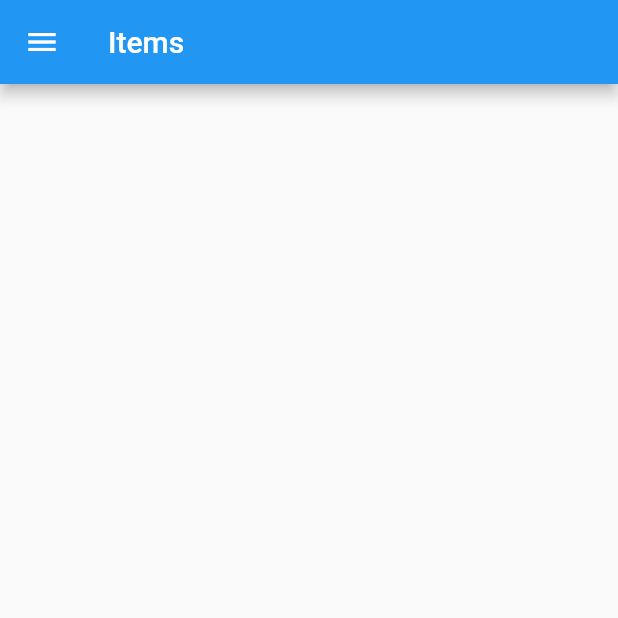
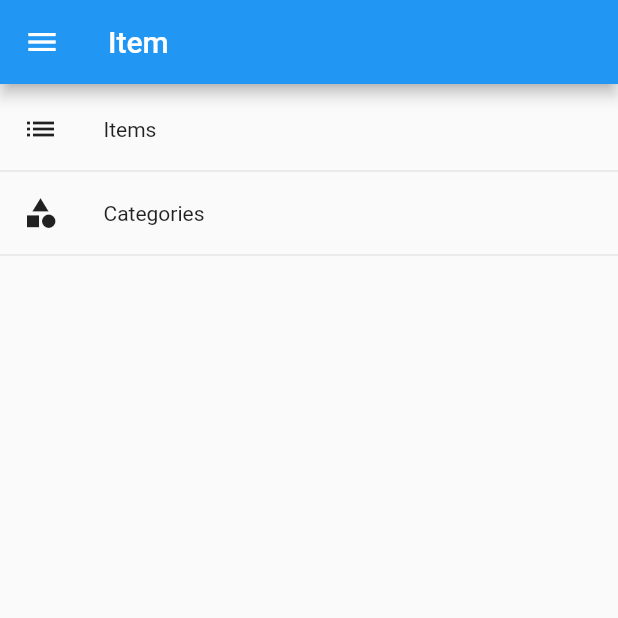
Before and after one commit to DevNweYi/pos_app, a Flutter app: the ItemPage screen opened by its route, on a phone screen of 412 x 824 dp, the top half of it. Run offline on Flutter 3.47's test engine with Material 2 defaults, Android fonts, the phone set to English and light mode, and no system bars; our stand-ins replace get; network calls fail.

Commit message:
designed for item list page

```diff
--- a/lib/item_page.dart
+++ b/lib/item_page.dart
@@ -1,6 +1,9 @@
 import 'package:flutter/material.dart';
+import 'package:get/get.dart';
+import 'package:pos_app/item_list_page.dart';
 import 'package:pos_app/nav_drawer.dart';
 import 'package:pos_app/value/app_string.dart';
+import 'package:pos_app/widget/menu_widget.dart';
 
 class ItemPage extends StatefulWidget {
   const ItemPage({super.key});
@@ -13,9 +16,26 @@ class _ItemPageState extends State<ItemPage> {
   @override
   Widget build(BuildContext context) {
     return Scaffold(
-      drawer: NavDrawer(),
-      appBar: AppBar(title: Text(AppString.item)),
-
-    );
+        drawer: const NavDrawer(),
+        appBar: AppBar(title: const Text(AppString.item)),
+        body: Column(
+          children: [
+            const SizedBox(height: 10,),
+            InkWell(
+                onTap: () {
+                  Get.to(const ItemListPage());
+                },
+                child:
+                    const MenuWidget(text: AppString.items, icon: Icons.list)),
+            const Divider(),
+            InkWell(
+                onTap: () {
+                  print('category clicked');
+                },
+                child: const MenuWidget(
+                    text: AppString.categories, icon: Icons.category)),
+            const Divider(),
+          ],
+        ));
   }
 }
--- a/lib/value/app_string.dart
+++ b/lib/value/app_string.dart
@@ -1,6 +1,8 @@
 class AppString{
   static const String sale="Sale";
   static const String receipt="Receipt";
-  static const String item="Items";
+  static const String item="Item";
   static const String setting="Setting";
+  static const String items="Items";
+  static const String categories="Categories";
 }
--- /dev/null
+++ b/lib/widget/menu_widget.dart
@@ -0,0 +1,24 @@
+import 'package:flutter/material.dart';
+
+class MenuWidget extends StatelessWidget {
+  final String text;
+  final IconData icon;
+
+  const MenuWidget({super.key, required this.text, required this.icon});
+
+  @override
+  Widget build(BuildContext context) {
+    return Padding(
+      padding: const EdgeInsets.only(left: 15, top: 8, right: 8, bottom: 8),
+      child: Row(
+        children: [
+          Icon(icon),
+          const SizedBox(
+            width: 30,
+          ),
+          Text(text)
+        ],
+      ),
+    );
+  }
+}
--- a/pubspec.yaml
+++ b/pubspec.yaml
@@ -37,6 +37,7 @@ dependencies:
   # Use with the CupertinoIcons class for iOS style icons.
   cupertino_icons: ^1.0.2
   get: ^4.6.5
+  sqflite: ^2.2.8+4
 
 dev_dependencies:
   flutter_test:
```
Also changed, not shown: lib/item_list_page.dart (added, +59 -0 lines), pubspec.lock, 2 other files.
